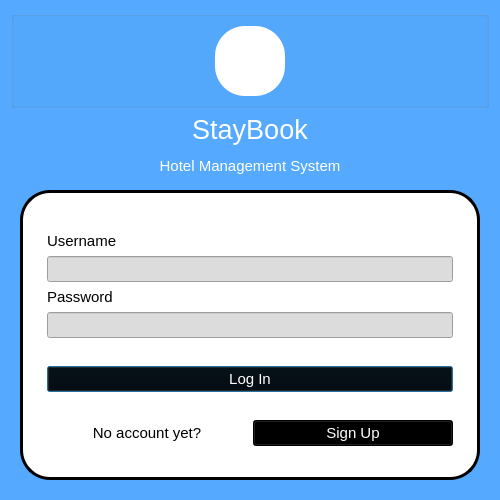
First picture: the form in login_dialog.ui, repository euuii/StayBook, before the edit.
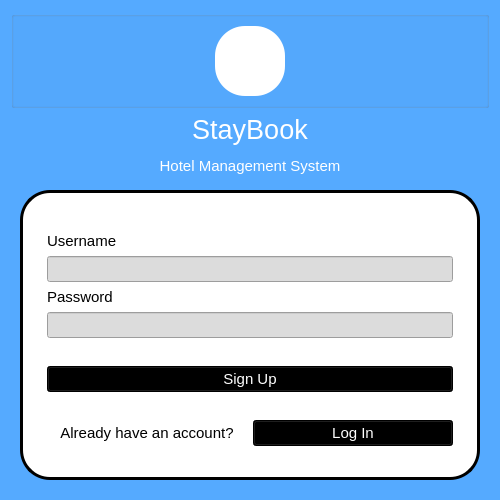
Second picture: the form after the edit. The open tabs and pages were chosen to show the change. Icons and pictures are not drawn.

What changed in the file:
```diff
--- a/login_dialog.ui
+++ b/login_dialog.ui
@@ -147,7 +147,10 @@
    </item>
    <item>
     <widget class="QStackedWidget" name="stackedWidget">
-     <widget class="QWidget" name="login">
+     <property name="currentIndex">
+      <number>0</number>
+     </property>
+     <widget class="QWidget" name="login_page">
       <layout class="QVBoxLayout" name="verticalLayout_3">
        <item>
         <widget class="QGroupBox" name="groupBox_2">
@@ -321,7 +324,177 @@
        </item>
       </layout>
      </widget>
-     <widget class="QWidget" name="page_2"/>
+     <widget class="QWidget" name="signup_page">
+      <layout class="QVBoxLayout" name="verticalLayout_5">
+       <item>
+        <widget class="QGroupBox" name="groupBox_3">
+         <property name="styleSheet">
+          <string notr="true">QGroupBox{
+	background-color: rgb(255, 255, 255);
+	border-radius: 30px;
+	border: 3px solid rgb(0, 0, 0);
+	padding: 0px 15px 0px 15px;
+}
+QLabel{
+	background: transparent
+}
+QLineEdit{
+	background-color: rgb(220, 220, 220);
+}
+QPushButton{
+	color: rgb(255, 255, 255);
+	background-color: rgb(0, 0, 0);
+}</string>
+         </property>
+         <property name="title">
+          <string/>
+         </property>
+         <layout class="QVBoxLayout" name="verticalLayout_6">
+          <item>
+           <spacer name="verticalSpacer_5">
+            <property name="orientation">
+             <enum>Qt::Orientation::Vertical</enum>
+            </property>
+            <property name="sizeType">
+             <enum>QSizePolicy::Policy::Fixed</enum>
+            </property>
+            <property name="sizeHint" stdset="0">
+             <size>
+              <width>20</width>
+              <height>30</height>
+             </size>
+            </property>
+           </spacer>
+          </item>
+          <item>
+           <widget class="QLabel" name="label_6">
+            <property name="font">
+             <font>
+              <pointsize>11</pointsize>
+             </font>
+            </property>
+            <property name="styleSheet">
+             <string notr="true"/>
+            </property>
+            <property name="text">
+             <string>&lt;html&gt;&lt;head/&gt;&lt;body&gt;&lt;p&gt;&lt;span style=&quot; font-size:11pt;&quot;&gt;Username&lt;/span&gt;&lt;/p&gt;&lt;/body&gt;&lt;/html&gt;</string>
+            </property>
+           </widget>
+          </item>
+          <item>
+           <widget class="QLineEdit" name="lineEdit_3">
+            <property name="font">
+             <font>
+              <pointsize>11</pointsize>
+             </font>
+            </property>
+           </widget>
+          </item>
+          <item>
+           <widget class="QLabel" name="label_7">
+            <property name="font">
+             <font>
+              <pointsize>11</pointsize>
+             </font>
+            </property>
+            <property name="text">
+             <string>Password</string>
+            </property>
+           </widget>
+          </item>
+          <item>
+           <widget class="QLineEdit" name="lineEdit_4">
+            <property name="font">
+             <font>
+              <pointsize>11</pointsize>
+             </font>
+            </property>
+           </widget>
+          </item>
+          <item>
+           <spacer name="verticalSpacer_7">
+            <property name="orientation">
+             <enum>Qt::Orientation::Vertical</enum>
+            </property>
+            <property name="sizeHint" stdset="0">
+             <size>
+              <width>20</width>
+              <height>40</height>
+             </size>
+            </property>
+           </spacer>
+          </item>
+          <item>
+           <widget class="QPushButton" name="pushButton_2">
+            <property name="font">
+             <font>
+              <pointsize>11</pointsize>
+             </font>
+            </property>
+            <property name="text">
+             <string>Sign Up</string>
+            </property>
+           </widget>
+          </item>
+          <item>
+           <spacer name="verticalSpacer_8">
+            <property name="orientation">
+             <enum>Qt::Orientation::Vertical</enum>
+            </property>
+            <property name="sizeHint" stdset="0">
+             <size>
+              <width>20</width>
+              <height>40</height>
+             </size>
+            </property>
+           </spacer>
+          </item>
+          <item>
+           <layout class="QHBoxLayout" name="horizontalLayout_3">
+            <item>
+             <widget class="QLabel" name="label_8">
+              <property name="font">
+               <font>
+                <pointsize>11</pointsize>
+               </font>
+              </property>
+              <property name="text">
+               <string>&lt;html&gt;&lt;head/&gt;&lt;body&gt;&lt;p align=&quot;center&quot;&gt;Already have an account?&lt;/p&gt;&lt;/body&gt;&lt;/html&gt;</string>
+              </property>
+             </widget>
+            </item>
+            <item>
+             <widget class="QPushButton" name="pushButton">
+              <property name="font">
+               <font>
+                <pointsize>11</pointsize>
+               </font>
+              </property>
+              <property name="text">
+               <string>Log In</string>
+              </property>
+             </widget>
+            </item>
+           </layout>
+          </item>
+          <item>
+           <spacer name="verticalSpacer_6">
+            <property name="orientation">
+             <enum>Qt::Orientation::Vertical</enum>
+            </property>
+            <property name="sizeHint" stdset="0">
+             <size>
+              <width>20</width>
+              <height>40</height>
+             </size>
+            </property>
+           </spacer>
+          </item>
+         </layout>
+        </widget>
+       </item>
+      </layout>
+     </widget>
     </widget>
    </item>
   </layout>
```
